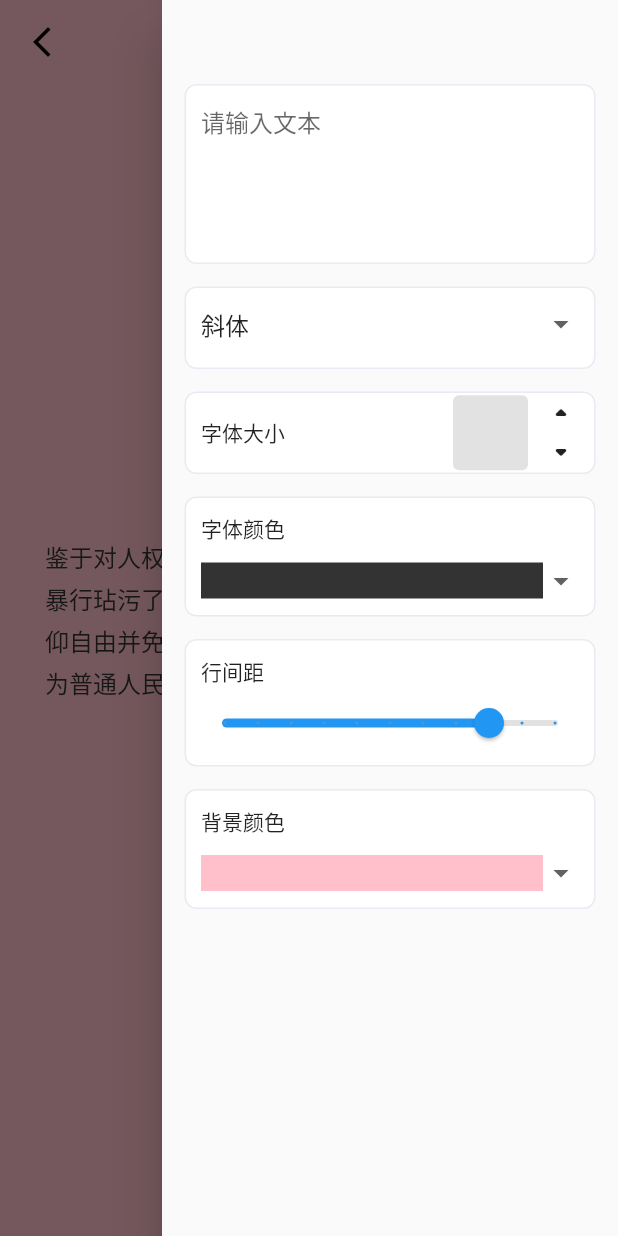
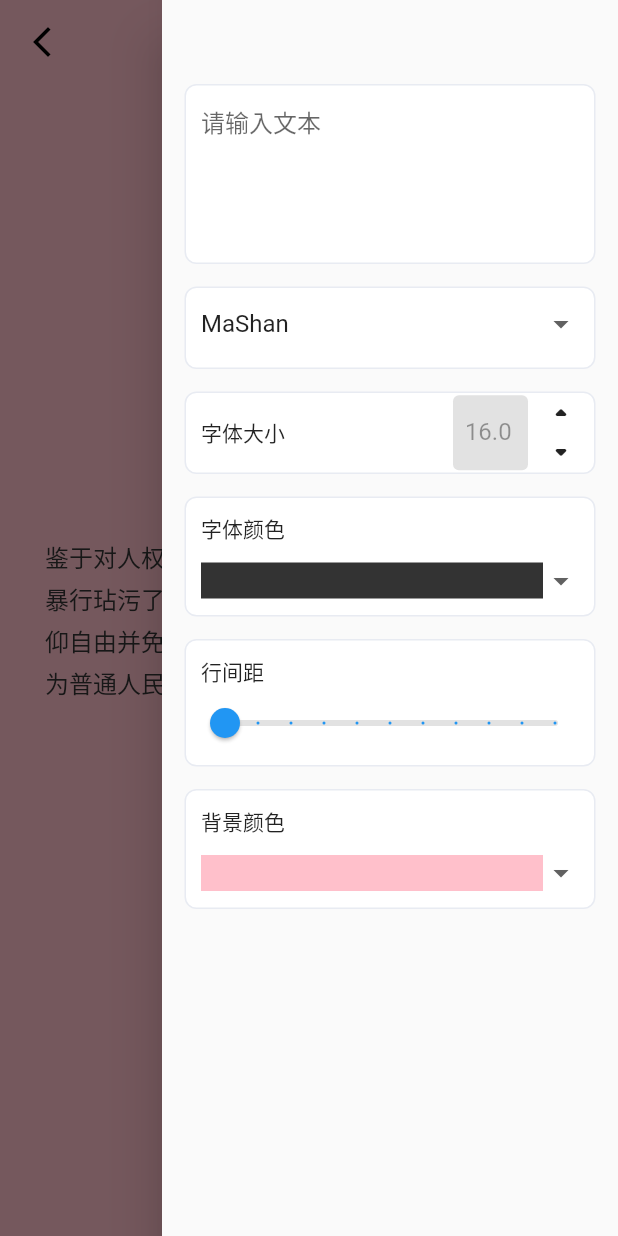
Before and after one commit to xingtianwuganqi/flutter_wallpaper, a Flutter app: the EditPage screen opened directly with empty values, with the side drawer open, on a phone screen of 412 x 824 dp. Run offline on Flutter 3.47's test engine with Material 2 defaults, Android fonts, the phone set to English and light mode, and no system bars; Roboto replaces fonts that are missing (MaShan).

Commit message:
Update EditPage.dart

```diff
--- a/flutter_wallpaper/lib/B_HomePage/EditPage.dart
+++ b/flutter_wallpaper/lib/B_HomePage/EditPage.dart
@@ -20,15 +20,16 @@ class EditPage extends StatefulWidget {
 
 class EditPageState extends State<EditPage> {
   final GlobalKey<ScaffoldState> _scaffoldKey =  GlobalKey();
-  double appBarAlpha = 0;
   double appOffset = 100;
   final FocusNode _userFocusNode = FocusNode();
   final TextEditingController _controller = TextEditingController();
 
+  double _fontSize = 16;
+
   // 字体样式
-  List<String> textTypeList = ["斜体","粗体","黑体","宋体"];
+  List<String> textTypeList = ["MaShan","NotaSans","NotaSerif"];
+
   // 字体颜色
-
   List<String> textColorList = ["#333333","#006400", "#CD853F"];
   // 背景色
   /*
@@ -52,20 +53,20 @@ class EditPageState extends State<EditPage> {
   List<String> backColorList = ["#FFC0CB", "#7B68EE", "#0000FF","#708090","#1E90FF","#008B8B", "#008000",
     "#FFD700","#FFA500","#FF8C00","#D2691E","#8B4513","#FF0000","#FFFFFF","#808080","#000000"];
   // 行间距值
-  double _sliderValue = 10;
+  double _sliderValue = 2;
 
   @override
   void initState() {
     // TODO: implement initState
     super.initState();
     widget.editInfo ??= EditInfoModel();
-    _controller.addListener(() {
-      widget.editInfo?.descText = _controller.text;
-      print(_controller.text);
-      setState(() {
-
-      });
-    });
+    // _controller.addListener(() {
+    //   widget.editInfo?.descText = _controller.text;
+    //   print(_controller.text);
+    //   setState(() {
+    //
+    //   });
+    // });
   }
 
   @override
@@ -154,6 +155,12 @@ class EditPageState extends State<EditPage> {
               hintText: "请输入文本",
               border: InputBorder.none
           ),
+          onChanged: (text) {
+            widget.editInfo?.descText = text;
+            setState(() {
+
+            });
+          },
         ),
       ),
     );
@@ -185,10 +192,10 @@ class EditPageState extends State<EditPage> {
         decoration: const InputDecoration(
           border: InputBorder.none
         ),
-        items: textTypeList.map((e) => DropdownMenuItem(child: Text(e),value: e,)).toList(),
+        items: textTypeList.map((e) => DropdownMenuItem(value: e,child: Text(e,style: TextStyle(fontFamily: e),),)).toList(),
         onChanged: (newPosition){
           setState(() {
-
+            widget.editInfo?.textType = newPosition;
           });
         },
         isExpanded: true,
@@ -223,7 +230,7 @@ class EditPageState extends State<EditPage> {
           const Text("字体大小"),
           Expanded(child: Container(),),
           Container(
-            padding: EdgeInsets.only(left: 5,right: 5),
+            padding: const EdgeInsets.only(left: 5,right: 5),
             decoration: BoxDecoration(
               color: Colors.grey.withOpacity(0.3),
               borderRadius: const BorderRadius.all(Radius.circular(4)),
@@ -231,9 +238,12 @@ class EditPageState extends State<EditPage> {
             height: 50,
             width: 50,
             child: TextField(
-              decoration: InputDecoration(
+              decoration: const InputDecoration(
                 border: InputBorder.none
               ),
+              controller: TextEditingController.fromValue(TextEditingValue(text: "$_fontSize")),
+              textAlign: TextAlign.center,
+              enabled: false,
             ),
           ),
           SizedBox(
@@ -242,13 +252,27 @@ class EditPageState extends State<EditPage> {
                 GestureDetector(child: Container(
                   width: 44,
                   height: 26,
-                  child:  Icon(Icons.arrow_drop_up_rounded),
-                )),
+                  child:  const Icon(Icons.arrow_drop_up_rounded),
+                ),onTap: () {
+                  _fontSize += 1;
+                  setState(() {
+                    widget.editInfo?.textFontSize = _fontSize;
+                  });
+                },
+                ),
                 GestureDetector(child: Container(
                   width: 44,
                   height: 26,
-                  child:  Icon(Icons.arrow_drop_down_rounded),
-                )),
+                  child:  const Icon(Icons.arrow_drop_down_rounded),
+                ),onTap: () {
+                  if (_fontSize > 0) {
+                    _fontSize -= 1;
+                    setState(() {
+                      widget.editInfo?.textFontSize = _fontSize;
+                    });
+                  }
+                },
+                ),
               ],
             )
           )
```
